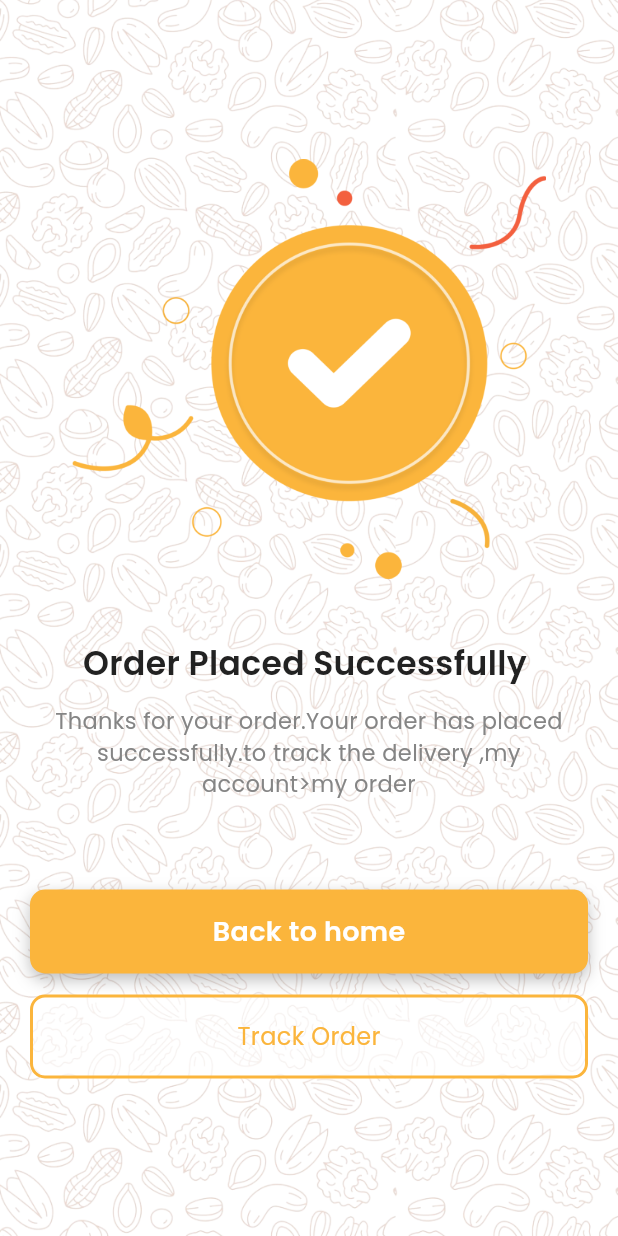
After one commit to ba138/Rajasthan-Dry-Fruits, a Flutter app: the PaymentDoneScreen screen opened by its route, on a phone screen of 412 x 824 dp. The commit adds this screen. Run offline on Flutter 3.47's test engine with Material 3 defaults, Android fonts, the phone set to English and light mode, and no system bars; our stand-ins replace carousel_slider, google_fonts, percent_indicator; network calls fail.

Commit message:
changes to complete done screen

```diff
--- a/lib/utils/routes/routes.dart
+++ b/lib/utils/routes/routes.dart
@@ -7,6 +7,7 @@ import 'package:rjfruits/view/authView/login_view.dart';
 import 'package:rjfruits/view/bestSellersView/best_sellers.dart';
 import 'package:rjfruits/view/checkOut/check_out_view.dart';
 import 'package:rjfruits/view/cart/cart_page.dart';
+import 'package:rjfruits/view/checkOut/payment_done_view.dart';
 import 'package:rjfruits/view/dashBoard/dashboard.dart';
 import 'package:rjfruits/view/authView/register_view.dart';
 import 'package:rjfruits/view/discountProdView/discount_prod_view.dart';
@@ -81,6 +82,10 @@ class Routes {
         return MaterialPageRoute(
           builder: (BuildContext context) => const CartView(),
         );
+      case RoutesName.paymentDone:
+        return MaterialPageRoute(
+          builder: (BuildContext context) => const PaymentDoneScreen(),
+        );
       default:
         return MaterialPageRoute(builder: (_) {
           return const Scaffold(
--- a/lib/utils/routes/routes_name.dart
+++ b/lib/utils/routes/routes_name.dart
@@ -17,4 +17,5 @@ class RoutesName {
   static const String checkOut = 'check_out_view';
   static const String addAddress = 'add_address_view';
   static const String cartView = 'cart_view';
+  static const String paymentDone = 'payment_done_view';
 }
--- a/lib/view/checkOut/check_out_view.dart
+++ b/lib/view/checkOut/check_out_view.dart
@@ -265,7 +265,9 @@ class _CheckOutScreenState extends State<CheckOutScreen> {
                 const VerticalSpeacing(50),
                 RoundedButton(
                   title: "323\$pay",
-                  onpress: () {},
+                  onpress: () {
+                    Navigator.pushNamed(context, RoutesName.paymentDone);
+                  },
                 ),
                 const VerticalSpeacing(20),
               ],
--- /dev/null
+++ b/lib/view/checkOut/payment_done_view.dart
@@ -0,0 +1,99 @@
+import 'package:flutter/material.dart';
+import 'package:google_fonts/google_fonts.dart';
+import 'package:rjfruits/res/components/colors.dart';
+import 'package:rjfruits/res/components/rounded_button.dart';
+import 'package:rjfruits/res/components/vertical_spacing.dart';
+
+class PaymentDoneScreen extends StatelessWidget {
+  const PaymentDoneScreen({super.key});
+
+  @override
+  Widget build(BuildContext context) {
+    return Scaffold(
+      body: Container(
+        height: MediaQuery.of(context).size.height,
+        width: MediaQuery.of(context).size.width,
+        decoration: const BoxDecoration(
+          color: AppColor.whiteColor,
+          image: DecorationImage(
+              image: AssetImage("images/bgimg.png"), fit: BoxFit.cover),
+        ),
+        child: Padding(
+          padding: const EdgeInsets.all(20.0),
+          child: Column(
+            mainAxisAlignment: MainAxisAlignment.center,
+            crossAxisAlignment: CrossAxisAlignment.center,
+            children: [
+              Image.asset(
+                "images/done.png",
+                height: 282,
+                width: 316,
+              ),
+              const VerticalSpeacing(40),
+              Text(
+                "Order Placed Successfully ",
+                style: GoogleFonts.getFont(
+                  "Poppins",
+                  textStyle: const TextStyle(
+                    fontSize: 22,
+                    fontWeight: FontWeight.w600,
+                    color: AppColor.textColor1,
+                  ),
+                ),
+              ),
+              const VerticalSpeacing(12),
+              Text(
+                "Thanks for your order.Your order has placed successfully.to track the delivery ,my account>my order",
+                textAlign: TextAlign.center,
+                style: GoogleFonts.getFont(
+                  "Poppins",
+                  textStyle: const TextStyle(
+                    fontSize: 15,
+                    fontWeight: FontWeight.w400,
+                    color: AppColor.iconColor,
+                  ),
+                ),
+              ),
+              const VerticalSpeacing(60),
+              RoundedButton(title: "Back to home", onpress: () {}),
+              const VerticalSpeacing(
+                14,
+              ),
+              Container(
+                height: 56,
+                width: MediaQuery.of(context).size.width,
+                decoration: BoxDecoration(
+                  borderRadius: BorderRadius.circular(10),
+                  border: Border.all(color: AppColor.primaryColor, width: 2),
+                  color: const Color.fromRGBO(
+                      255, 255, 255, 0.2), // Background color with opacity
+                  boxShadow: [
+                    BoxShadow(
+                      color: Colors.white.withOpacity(0.5), // Shadow color
+                      blurRadius: 2, // Blur radius
+                      spreadRadius: 0, // Spread radius
+                      offset: const Offset(0, 0), // Offset
+                    ),
+                  ],
+                ),
+                child: Center(
+                  child: Text(
+                    "Track Order",
+                    style: GoogleFonts.getFont(
+                      "Poppins",
+                      textStyle: const TextStyle(
+                        fontSize: 16,
+                        fontWeight: FontWeight.w400,
+                        color: AppColor.primaryColor,
+                      ),
+                    ),
+                  ),
+                ),
+              )
+            ],
+          ),
+        ),
+      ),
+    );
+  }
+}
```
Also changed, not shown: images/done.png (added).
